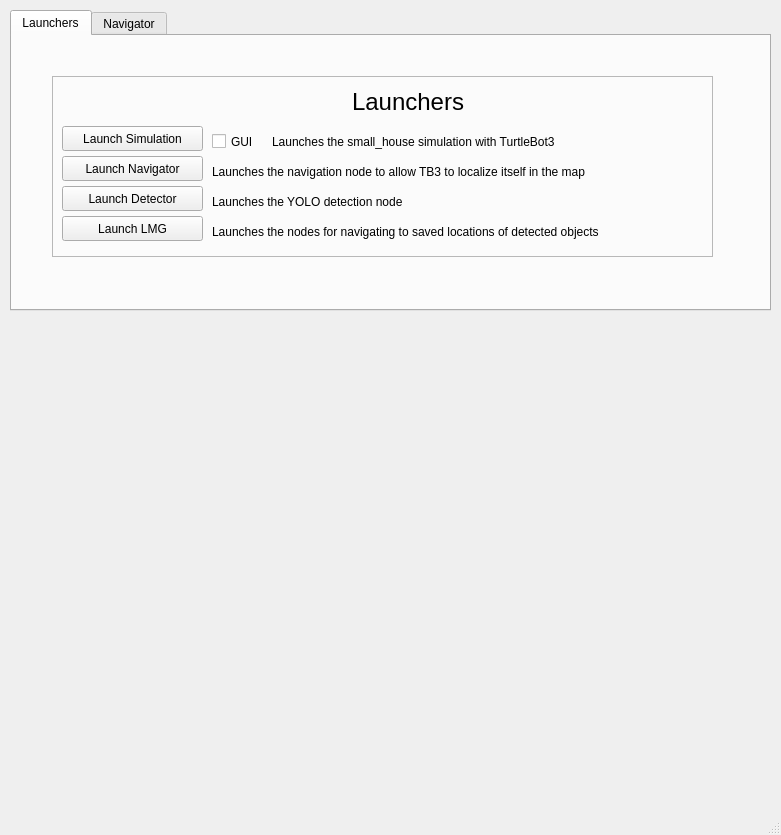
Above: jimmy_gui_pkg/src/designs/objectSelector.ui from JimmyVaras/jimmy_turtlebot3_pkg before the change. Below: the same form after it.
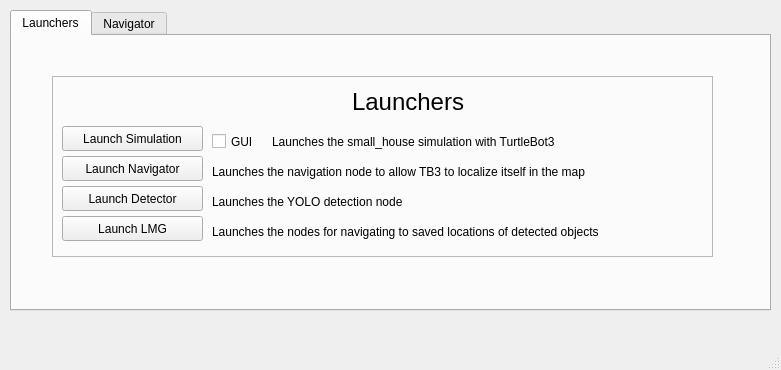
That is the form after the change. Icons and pictures are not drawn.

Commit message: Removed map from QtUI fixes #25 and removed RSP node from sim launch to fix #27

```diff
--- a/jimmy_gui_pkg/src/designs/objectSelector.ui
+++ b/jimmy_gui_pkg/src/designs/objectSelector.ui
@@ -10,7 +10,7 @@
     <x>0</x>
     <y>0</y>
     <width>781</width>
-    <height>835</height>
+    <height>370</height>
    </rect>
   </property>
   <property name="font">
@@ -27,16 +27,6 @@
    <string>MainWindow</string>
   </property>
   <widget class="QWidget" name="centralwidget">
-   <widget class="QWidget" name="mapWidget" native="true">
-    <property name="geometry">
-     <rect>
-      <x>89</x>
-      <y>330</y>
-      <width>581</width>
-      <height>451</height>
-     </rect>
-    </property>
-   </widget>
    <widget class="QTabWidget" name="tabWidget">
     <property name="geometry">
      <rect>
```
The commit also changes 1 other file.
